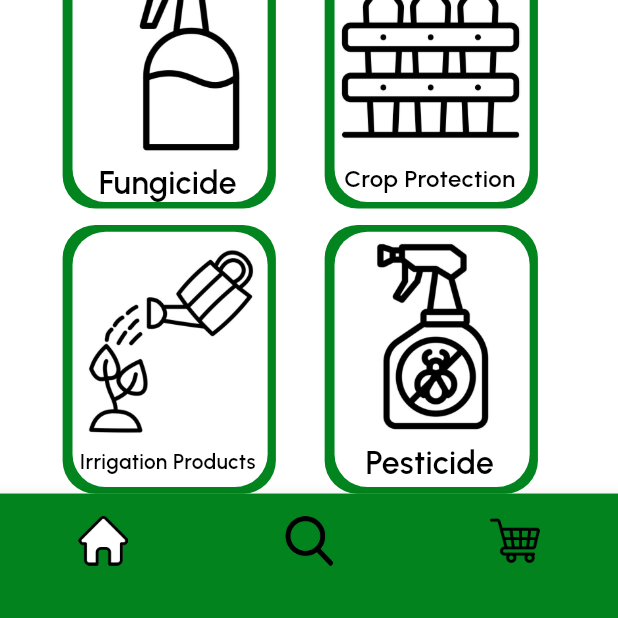
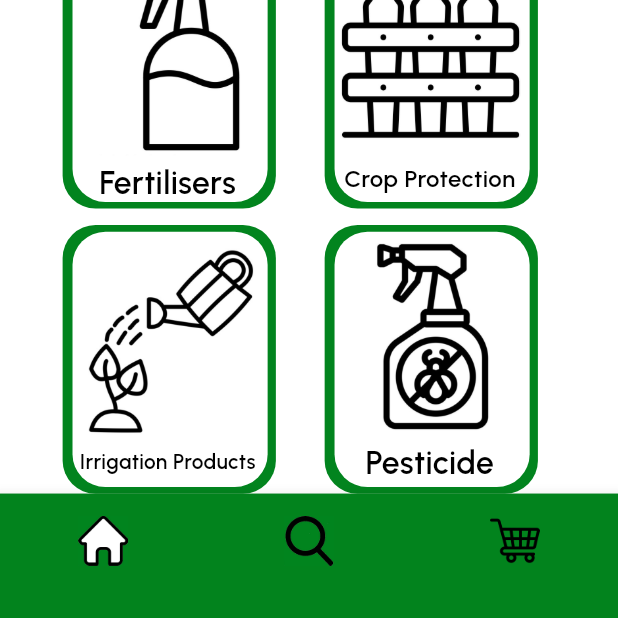
Before and after one commit to josseppittapillil/GroWise, a Flutter app: the Market screen opened directly, on a phone screen of 412 x 824 dp, the part 618-1236 px from its top. Run offline on Flutter 3.47's test engine with Material 3 defaults, Android fonts, the light colour scheme and no system bars; our stand-ins replace geolocator; missing offline and left inert: credentials_manager, growwise.

Commit message:
fungicide changed to fertiliser

```diff
--- a/lib/pages/Market.dart
+++ b/lib/pages/Market.dart
@@ -329,7 +329,7 @@ class Market extends StatelessWidget {
                                       margin: EdgeInsets.fromLTRB(
                                           0 * fem, 0 * fem, 3 * fem, 0 * fem),
                                       child: Text(
-                                        'Fungicide',
+                                        'Fertilisers',
                                         style: TextStyle(
                                           fontFamily: 'Urbanist',
                                           fontSize: 20 * ffem,
```
